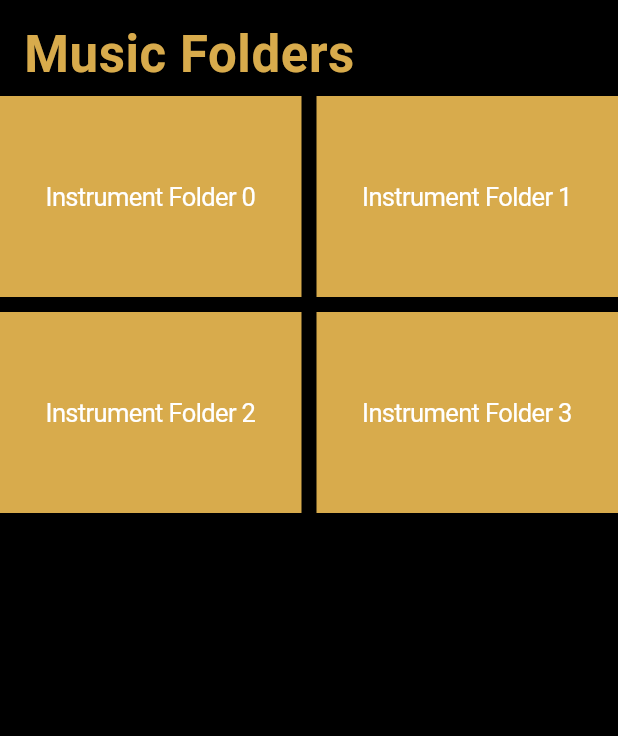
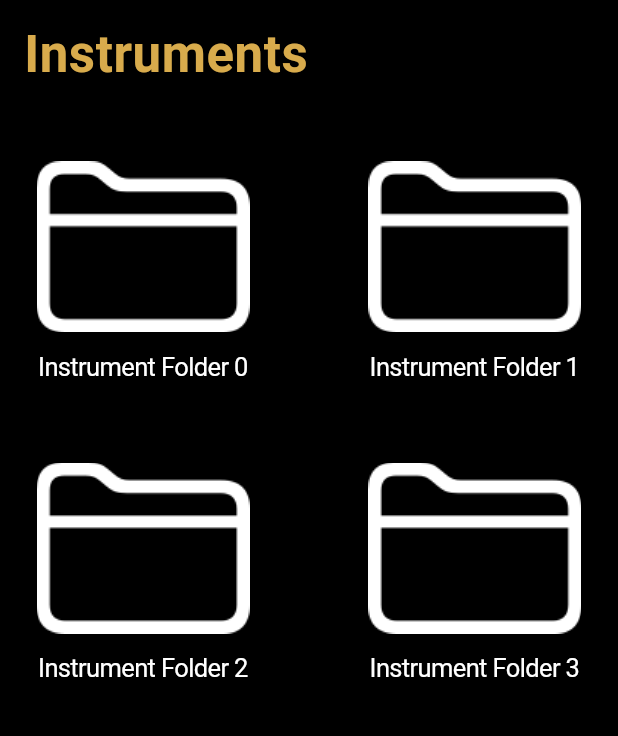
Before and after one commit to EthanMayer/Flip, a Flutter app: the MusicFolderView screen opened directly, on a phone screen of 412 x 824 dp, the part 48-784 px from its top. Run offline on Flutter 3.47's test engine with Material 2 defaults, Android fonts, the phone set to English and light mode, and no system bars; missing offline and left inert: pdftron_flutter.

Commit message:
Added folder and file icons

```diff
--- a/lib/music_folder_view.dart
+++ b/lib/music_folder_view.dart
@@ -19,26 +19,41 @@ class _MusicFolderViewState extends State<MusicFolderView> {
         child: CustomScrollView(
           slivers: [
             CupertinoSliverNavigationBar(
-              largeTitle: Text('Music Folders', style: TextStyle(color:
+              largeTitle: Text('Instruments', style: TextStyle(color:
               Styles.gold)
               ),
               previousPageTitle: 'Music',
+            ),
+            SliverPadding(
+              padding: const EdgeInsets.only(top: 5.0),
             ),
             SliverGrid(
               gridDelegate: SliverGridDelegateWithMaxCrossAxisExtent(
                 maxCrossAxisExtent: 200.0,
                 mainAxisSpacing: 10.0,
-                crossAxisSpacing: 10.0,
-                childAspectRatio: 3 / 2,
+                crossAxisSpacing: 30.0,
+                childAspectRatio: 3 / 3,
               ),
               delegate: SliverChildBuilderDelegate(
                     (BuildContext context, int index) {
                   return Stack(
                     children: [
                       Container(
-                        alignment: Alignment.center,
-                        color: Styles.gold,
-                        child: Text('Instrument Folder $index'),
+                          alignment: Alignment.center,
+                          //color: _cellColor,
+                          decoration: BoxDecoration(
+                              image:
+                              DecorationImage(
+                                image: AssetImage(
+                                    'assets/images/folder_white.png'
+                                ),
+                                fit: BoxFit.none,
+                              )
+                          ),
+                          child: Padding(
+                            padding: const EdgeInsets.only(top: 160.0),
+                            child: Text('Instrument Folder $index'),
+                          )
                       ),
                       GestureDetector(
                           onTap: () {
--- a/lib/styles.dart
+++ b/lib/styles.dart
@@ -3,6 +3,8 @@ import 'package:flutter/widgets.dart';
 
 abstract class Styles {
   static const Color gold = Color.fromRGBO(216, 171, 76, 1);
+
+  static const Color systemBlue = CupertinoColors.systemBlue;
 
   static const TextStyle textRowPlaceholder = TextStyle(
       color: CupertinoColors.systemGrey,
--- a/pubspec.yaml
+++ b/pubspec.yaml
@@ -52,7 +52,7 @@ flutter:
 
   # To add assets to your application, add an assets section, like this:
   assets:
-    - assets/images/starV_873.png
+    - assets/images/
   #   - images/a_dot_ham.jpeg
 
   # An image asset can refer to one or more resolution-specific "variants", see
```
Also changed, not shown: lib/account_view.dart (+4 -4 lines), lib/home_view.dart (+17 -1 lines), lib/music_file_view.dart (+22 -7 lines), lib/music_view.dart (+19 -4 lines), assets/images/file_white.png (added), assets/images/folder.png (added), assets/images/folder_white.png (added).
